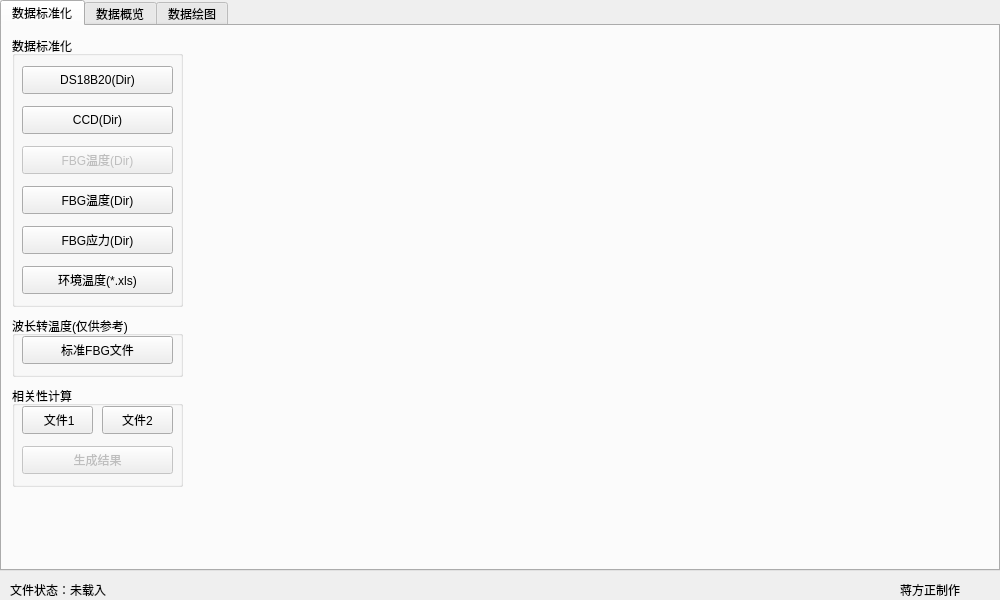
Before: the Qt Designer form mainwindow.ui in jiangfangzheng/JfzDataLab, drawn with Qt 5.
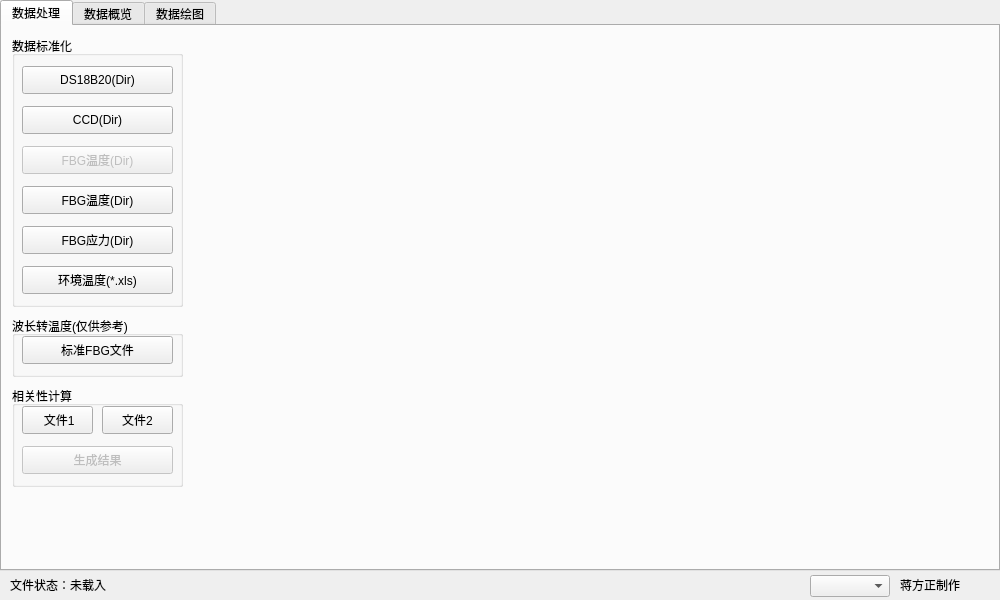
After: the same form once the commit is applied.

Patch:
```diff
--- a/mainwindow.ui
+++ b/mainwindow.ui
@@ -40,7 +40,7 @@
     </property>
     <widget class="QWidget" name="tab_3">
      <attribute name="title">
-      <string>数据标准化</string>
+      <string>数据处理</string>
      </attribute>
      <widget class="QGroupBox" name="groupBox_3">
       <property name="geometry">
@@ -378,7 +378,7 @@
     <property name="geometry">
      <rect>
       <x>900</x>
-      <y>580</y>
+      <y>575</y>
       <width>91</width>
       <height>20</height>
      </rect>
@@ -391,7 +391,7 @@
     <property name="geometry">
      <rect>
       <x>10</x>
-      <y>580</y>
+      <y>575</y>
       <width>761</width>
       <height>20</height>
      </rect>
@@ -400,16 +400,16 @@
      <string>文件状态：未载入</string>
     </property>
    </widget>
-  </widget>
-  <widget class="QMenuBar" name="menuBar">
+   <widget class="QComboBox" name="comboBox_skin">
    <property name="geometry">
     <rect>
-     <x>0</x>
-     <y>0</y>
-     <width>1000</width>
-     <height>26</height>
-    </rect>
-   </property>
+      <x>810</x>
+      <y>575</y>
+      <width>80</width>
+      <height>22</height>
+     </rect>
+    </property>
+   </widget>
   </widget>
  </widget>
  <layoutdefault spacing="6" margin="11"/>
```
Lines whose indentation alone changed are shown as unchanged.
